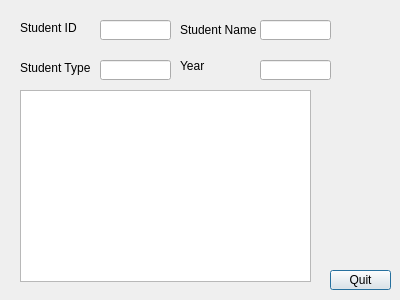
The window that selectstudent.ui (awmleer/grade-management) describes before a commit, drawn with Qt 5.
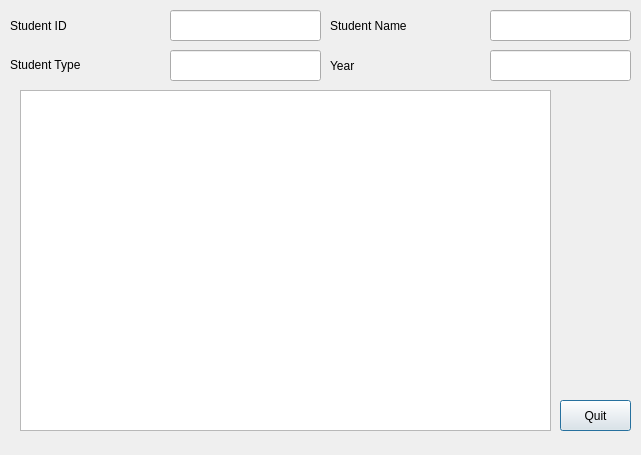
The same window after the commit.

```diff
--- a/selectstudent.ui
+++ b/selectstudent.ui
@@ -6,8 +6,8 @@
    <rect>
     <x>0</x>
     <y>0</y>
-    <width>400</width>
-    <height>300</height>
+    <width>641</width>
+    <height>455</height>
    </rect>
   </property>
   <property name="windowTitle">
@@ -18,18 +18,18 @@
     <rect>
      <x>20</x>
      <y>90</y>
-     <width>291</width>
-     <height>192</height>
+     <width>531</width>
+     <height>341</height>
     </rect>
    </property>
   </widget>
   <widget class="QPushButton" name="pushButton">
    <property name="geometry">
     <rect>
-     <x>330</x>
-     <y>270</y>
-     <width>61</width>
-     <height>20</height>
+     <x>560</x>
+     <y>400</y>
+     <width>71</width>
+     <height>31</height>
     </rect>
    </property>
    <property name="text">
@@ -39,50 +39,50 @@
   <widget class="QLineEdit" name="lineEdit">
    <property name="geometry">
     <rect>
-     <x>100</x>
-     <y>20</y>
-     <width>71</width>
-     <height>20</height>
+     <x>170</x>
+     <y>10</y>
+     <width>151</width>
+     <height>31</height>
     </rect>
    </property>
   </widget>
   <widget class="QLineEdit" name="lineEdit_2">
    <property name="geometry">
     <rect>
-     <x>260</x>
-     <y>20</y>
-     <width>71</width>
-     <height>20</height>
+     <x>490</x>
+     <y>10</y>
+     <width>141</width>
+     <height>31</height>
     </rect>
    </property>
   </widget>
   <widget class="QLineEdit" name="lineEdit_3">
    <property name="geometry">
     <rect>
-     <x>100</x>
-     <y>60</y>
-     <width>71</width>
-     <height>20</height>
+     <x>170</x>
+     <y>50</y>
+     <width>151</width>
+     <height>31</height>
     </rect>
    </property>
   </widget>
   <widget class="QLineEdit" name="lineEdit_4">
    <property name="geometry">
     <rect>
-     <x>260</x>
-     <y>60</y>
-     <width>71</width>
-     <height>20</height>
+     <x>490</x>
+     <y>50</y>
+     <width>141</width>
+     <height>31</height>
     </rect>
    </property>
   </widget>
   <widget class="QLabel" name="label">
    <property name="geometry">
     <rect>
-     <x>20</x>
-     <y>20</y>
-     <width>61</width>
-     <height>16</height>
+     <x>10</x>
+     <y>10</y>
+     <width>141</width>
+     <height>31</height>
     </rect>
    </property>
    <property name="text">
@@ -92,10 +92,10 @@
   <widget class="QLabel" name="label_2">
    <property name="geometry">
     <rect>
-     <x>20</x>
-     <y>60</y>
-     <width>81</width>
-     <height>16</height>
+     <x>10</x>
+     <y>49</y>
+     <width>151</width>
+     <height>31</height>
     </rect>
    </property>
    <property name="text">
@@ -105,10 +105,10 @@
   <widget class="QLabel" name="label_3">
    <property name="geometry">
     <rect>
-     <x>180</x>
-     <y>20</y>
-     <width>81</width>
-     <height>20</height>
+     <x>330</x>
+     <y>10</y>
+     <width>161</width>
+     <height>31</height>
     </rect>
    </property>
    <property name="text">
@@ -118,10 +118,10 @@
   <widget class="QLabel" name="label_4">
    <property name="geometry">
     <rect>
-     <x>180</x>
-     <y>60</y>
-     <width>54</width>
-     <height>12</height>
+     <x>330</x>
+     <y>50</y>
+     <width>141</width>
+     <height>31</height>
     </rect>
    </property>
    <property name="text">
```
